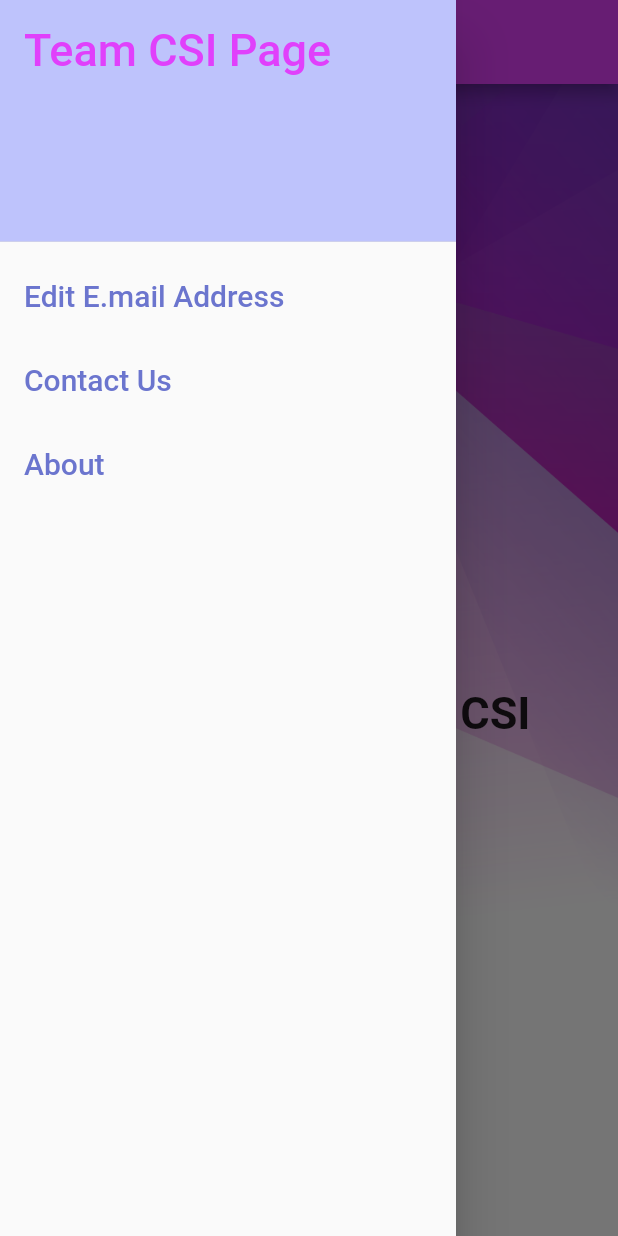
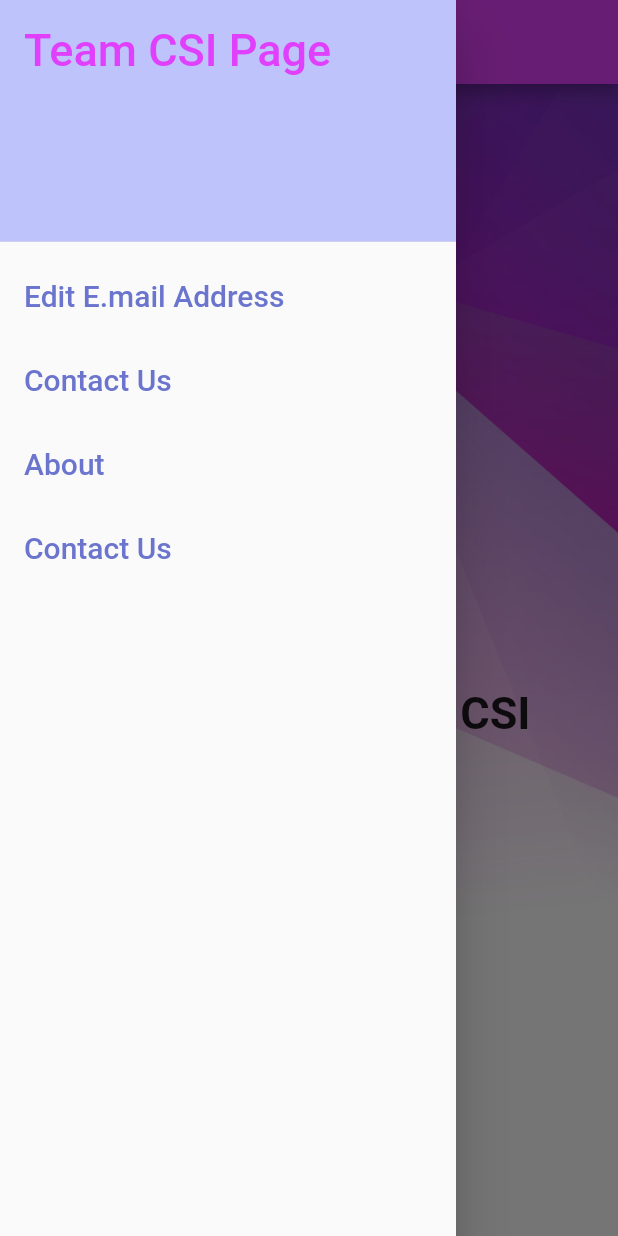
Before and after one commit to ary-ally/Authentication_App, a Flutter app: the Home screen opened directly, with the side drawer open, on a phone screen of 412 x 824 dp. Run offline on Flutter 3.47's test engine with Material 2 defaults, Android fonts, the phone set to English and light mode, and no system bars; our stand-ins replace cloud_firestore, firebase_auth, firebase_core, fluttertoast, pinput; accounts and stored records are empty.

Commit message:
Contact us
added contact us page

```diff
--- a/lib/screens/home.dart
+++ b/lib/screens/home.dart
@@ -5,7 +5,7 @@ import 'package:authentication_app/screens/login.dart';
 import 'package:cloud_firestore/cloud_firestore.dart';
 import 'package:firebase_auth/firebase_auth.dart';
 import 'package:flutter/material.dart';
-
+import 'package:authentication_app/screens/contactus.dart';
 
 class Home extends StatefulWidget {
   const Home({Key? key}) : super(key: key);
@@ -15,7 +15,6 @@ class Home extends StatefulWidget {
 }
 
 class _HomeState extends State<Home> {
-
   User? user = FirebaseAuth.instance.currentUser;
   UserModel loggedInUser = UserModel();
 
@@ -32,11 +31,14 @@ class _HomeState extends State<Home> {
     });
   }
 
-
   @override
   Widget build(BuildContext context) {
     return Scaffold(
-      appBar: AppBar(title: const Text('Home'),centerTitle: true,backgroundColor:Colors.purpleAccent,),
+      appBar: AppBar(
+        title: const Text('Home'),
+        centerTitle: true,
+        backgroundColor: Colors.purpleAccent,
+      ),
       body: Container(
         decoration: const BoxDecoration(
           image: DecorationImage(
@@ -66,13 +68,13 @@ class _HomeState extends State<Home> {
               Text("${loggedInUser.name}",
                   style: TextStyle(
                       color: Colors.black54,
-                    fontWeight: FontWeight.w500,fontSize: 20
-                  )),
+                      fontWeight: FontWeight.w500,
+                      fontSize: 20)),
               Text("${loggedInUser.email}",
                   style: TextStyle(
                       color: Colors.black54,
-                    fontWeight: FontWeight.w500,fontSize: 20
-                  )),
+                      fontWeight: FontWeight.w500,
+                      fontSize: 20)),
               SizedBox(
                 height: 15,
               ),
@@ -93,23 +95,47 @@ class _HomeState extends State<Home> {
                 decoration: BoxDecoration(
                   color: Color(0xFFBEC3FC),
                 ),
-          child: Text('Team CSI Page',style: TextStyle(fontSize: 30,color: Colors.purpleAccent),)
+                child: Text(
+                  'Team CSI Page',
+                  style: TextStyle(fontSize: 30, color: Colors.purpleAccent),
+                )),
+            ListTile(
+              title: const Text(
+                'Edit E.mail Address',
+                style: TextStyle(fontSize: 20, color: Color(0xFF6B75CE)),
+              ),
+              onTap: () {
+                Navigator.push(context,
+                    MaterialPageRoute(builder: (context) => const Emailedit()));
+              },
             ),
             ListTile(
-          title: const Text('Edit E.mail Address',style: TextStyle(fontSize: 20,color: Color(0xFF6B75CE)),),
-          onTap: (){Navigator.push(context,
-              MaterialPageRoute(builder: (context) => const Emailedit()));},
+              title: const Text(
+                'Contact Us',
+                style: TextStyle(fontSize: 20, color: Color(0xFF6B75CE)),
               ),
-        ListTile(
-          title: const Text('Contact Us',style: TextStyle(fontSize: 20,color: Color(0xFF6B75CE)),),
               onTap: () {
                 Navigator.pop(context);
               },
             ),
             ListTile(
-          title: const Text('About',style: TextStyle(fontSize: 20,color: Color(0xFF6B75CE)),),
-          onTap: () {Navigator.push(context,
+              title: const Text(
+                'About',
+                style: TextStyle(fontSize: 20, color: Color(0xFF6B75CE)),
+              ),
+              onTap: () {
+                Navigator.push(context,
                     MaterialPageRoute(builder: (context) => const About()));
+              },
+            ),
+            ListTile(
+              title: const Text(
+                'Contact Us',
+                style: TextStyle(fontSize: 20, color: Color(0xFF6B75CE)),
+              ),
+              onTap: () {
+                Navigator.push(context,
+                    MaterialPageRoute(builder: (context) => const Contactus()));
               },
             ),
           ],
@@ -118,8 +144,9 @@ class _HomeState extends State<Home> {
     );
   }
 }
+
 Future<void> logout(BuildContext context) async {
   await FirebaseAuth.instance.signOut();
-  Navigator.of(context).pushReplacement(
-      MaterialPageRoute(builder: (context) => Login()));
+  Navigator.of(context)
+      .pushReplacement(MaterialPageRoute(builder: (context) => Login()));
 }
```
Also changed, not shown: lib/screens/contactus.dart (added, +125 -0 lines), pubspec.lock. Lines whose indentation alone changed are shown as unchanged.
